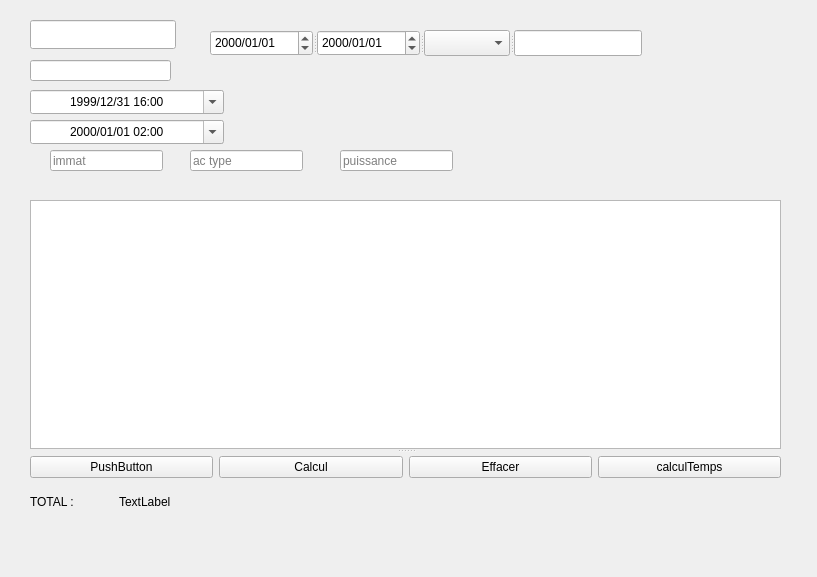
Old version of the form qtSqlTry.ui in the repository heliomaster/SaraaProject.
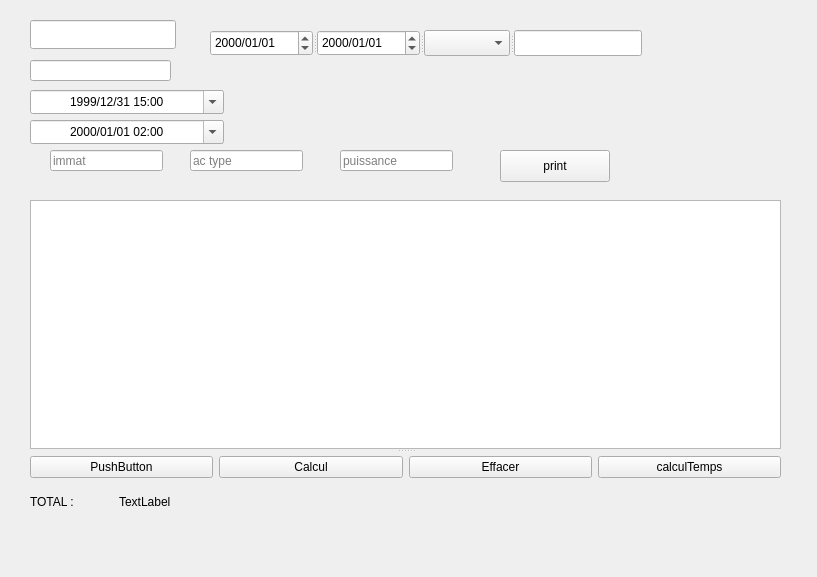
New version of the form.

Patch:
```diff
--- a/qtSqlTry.ui
+++ b/qtSqlTry.ui
@@ -37,7 +37,7 @@
    </property>
    <property name="dateTime">
     <datetime>
-     <hour>16</hour>
+     <hour>15</hour>
      <minute>0</minute>
      <second>0</second>
      <year>1999</year>
@@ -291,17 +291,19 @@
    <widget class="QComboBox" name="comboBox"/>
    <widget class="QLineEdit" name="lineEdit"/>
   </widget>
-  <zorder>lineEditPilote</zorder>
-  <zorder>dateTimeEdit_1</zorder>
-  <zorder>dateTimeEdit_2</zorder>
-  <zorder>splitter</zorder>
-  <zorder>layoutWidget</zorder>
-  <zorder>lineEdit_immat</zorder>
-  <zorder>lineEdit_ac_type</zorder>
-  <zorder>lineEdit_puisance</zorder>
-  <zorder>lineEdit_aircraft</zorder>
-  <zorder>splitter_2</zorder>
-  <zorder>label</zorder>
+  <widget class="QPushButton" name="pushButton_print">
+   <property name="geometry">
+    <rect>
+     <x>500</x>
+     <y>150</y>
+     <width>110</width>
+     <height>32</height>
+    </rect>
+   </property>
+   <property name="text">
+    <string>print</string>
+   </property>
+  </widget>
  </widget>
  <resources/>
  <connections/>
```
